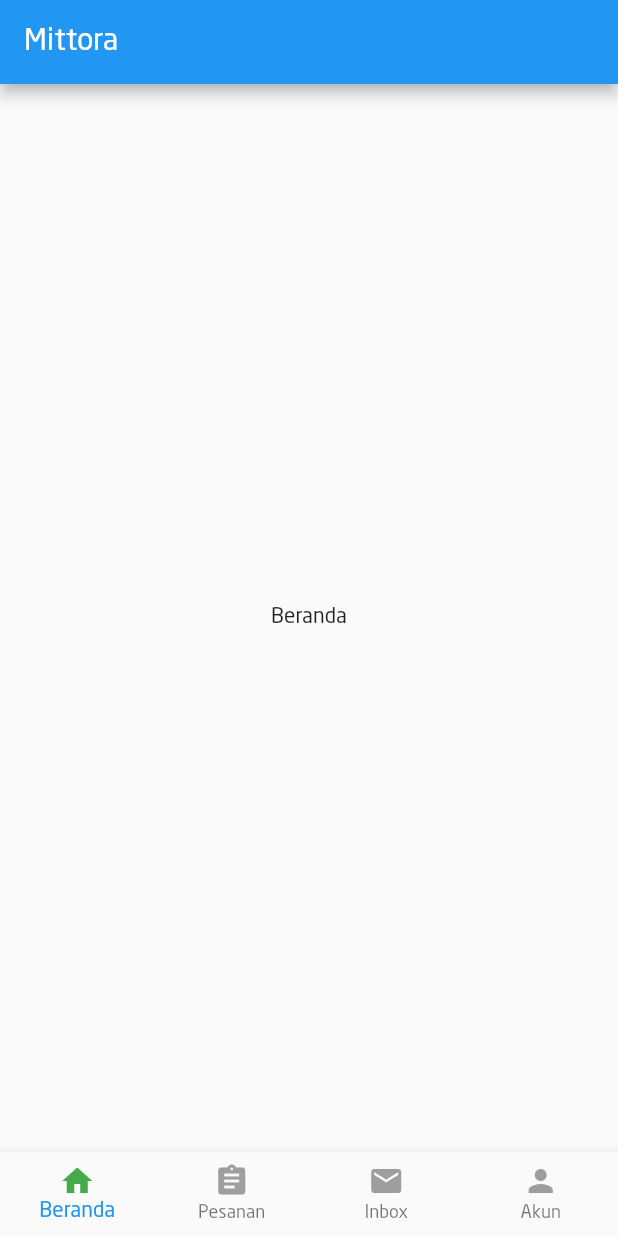
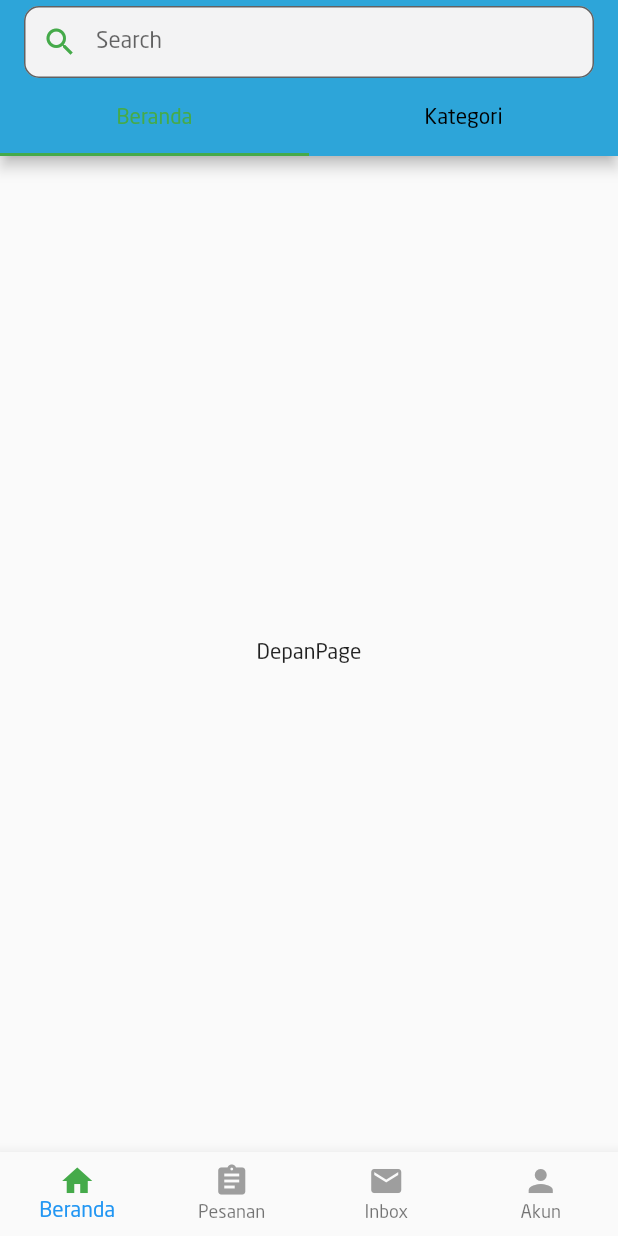
Before and after one commit to miftakhurrokhmah01/mittora, a Flutter app: the screen it shows after launch, on a phone screen of 412 x 824 dp. Run offline on Flutter 3.47's test engine with Material 2 defaults, Android fonts, the light colour scheme and no system bars.

Commit message:
mengedit beranda

```diff
--- a/lib/users/Beranda.dart
+++ b/lib/users/Beranda.dart
@@ -1,21 +1,69 @@
 import 'package:flutter/material.dart';
+import 'package:mittora/constant.dart';
+import 'package:mittora/users/depanpage.dart';
+import 'package:mittora/users/kategoripage.dart';
 
 class Beranda extends StatefulWidget {
   @override
   _BerandaState createState() => _BerandaState();
 }
 
-class _BerandaState extends State<Beranda> {
+class _BerandaState extends State<Beranda> with SingleTickerProviderStateMixin {
+  TabController _tabController;
+  int _activeTabIndex;
+
+  @override
+  void initState() {
+    super.initState();
+    _tabController = TabController(vsync: this, length: 2);
+    _tabController.addListener(_setActiveTabIndex);
+  }
+
+  void _setActiveTabIndex() {
+    _activeTabIndex = _tabController.index;
+  }
+
+  @override
+  void dispose() {
+    super.dispose();
+  }
+
   @override
   Widget build(BuildContext context) {
     return Scaffold(
       appBar: AppBar(
-        title: Text('Mittora'),
+        title: TextField(
+          onTap: () {},
+          readOnly: true,
+          style: TextStyle(fontSize: 15),
+          decoration: InputDecoration(
+              hintText: 'Search',
+              prefixIcon: Icon(Icons.search, color: MittoraPalette.green),
+              contentPadding: const EdgeInsets.symmetric(vertical: 10.0),
+              border: OutlineInputBorder(
+                borderRadius: BorderRadius.circular(10),
+                borderSide: new BorderSide(color: Colors.white),
+              ),
+              fillColor: Color(0xfff3f3f4),
+              filled: true),
+        ),
+        backgroundColor: MittoraPalette.menuBluebird,
+        bottom: TabBar(
+          controller: _tabController,
+          indicatorColor: MittoraPalette.green,
+          labelColor: MittoraPalette.green,
+          unselectedLabelColor: Colors.black,
+          labelPadding: EdgeInsets.all(0),
+          tabs: [Tab(text: 'Beranda'), Tab(text: 'Kategori')],
+        ),
       ),
-      body: Center(
-        child: Text(
-          'Beranda',
-        ),
+      body: TabBarView(
+        physics: NeverScrollableScrollPhysics(),
+        controller: _tabController,
+        children: [
+          DepanPage(),
+          KategoriPage(),
+        ],
       ),
     );
   }
--- /dev/null
+++ b/lib/users/depanpage.dart
@@ -0,0 +1,19 @@
+import 'package:flutter/material.dart';
+
+class DepanPage extends StatefulWidget {
+  @override
+  _DepanPageState createState() => _DepanPageState();
+}
+
+class _DepanPageState extends State<DepanPage> {
+  @override
+  Widget build(BuildContext context) {
+    return Scaffold(
+      body: Center(
+        child: Text(
+          'DepanPage',
+        ),
+      ),
+    );
+  }
+}
--- /dev/null
+++ b/lib/users/kategoripage.dart
@@ -0,0 +1,19 @@
+import 'package:flutter/material.dart';
+
+class KategoriPage extends StatefulWidget {
+  @override
+  _KategoriPageState createState() => _KategoriPageState();
+}
+
+class _KategoriPageState extends State<KategoriPage> {
+  @override
+  Widget build(BuildContext context) {
+    return Scaffold(
+      body: Center(
+        child: Text(
+          'KategoriPage',
+        ),
+      ),
+    );
+  }
+}
--- a/lib/users/landingpage.dart
+++ b/lib/users/landingpage.dart
@@ -1,8 +1,8 @@
 import 'package:flutter/material.dart';
 import 'package:mittora/constant.dart';
 import 'package:mittora/beranda/beranda_view.dart';
-import 'package:mittora/users/Akun.dart';
-import 'package:mittora/users/Beranda.dart';
+import 'package:mittora/users/Inbox.dart';
+import 'package:mittora/users/beranda.dart';
 import 'package:mittora/users/Pesanan.dart';
 
 class LandingPage extends StatefulWidget {
```
Also changed, not shown: lib/users/Inbox.dart (renamed from lib/users/Akun.dart).
